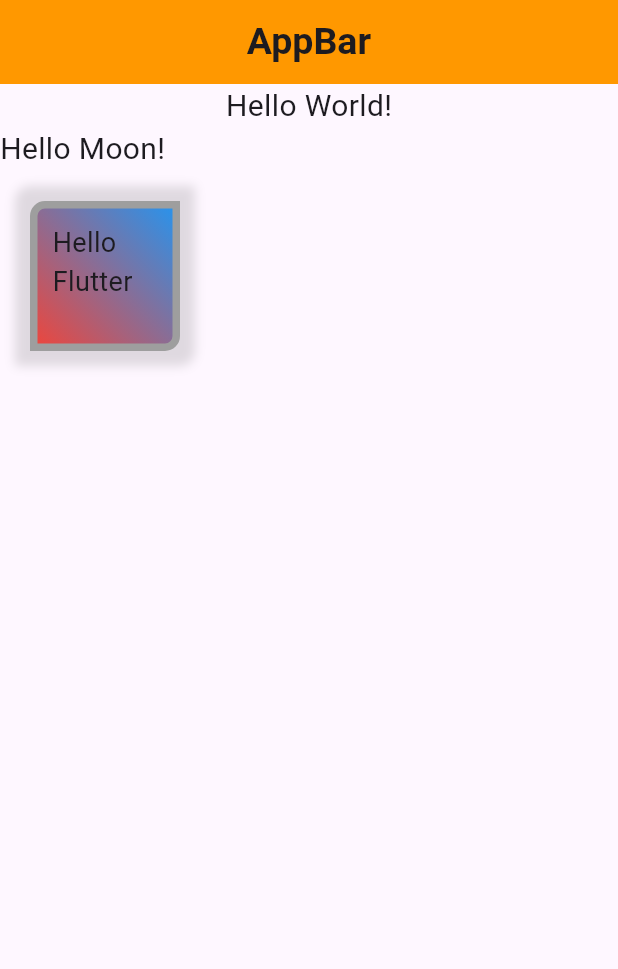
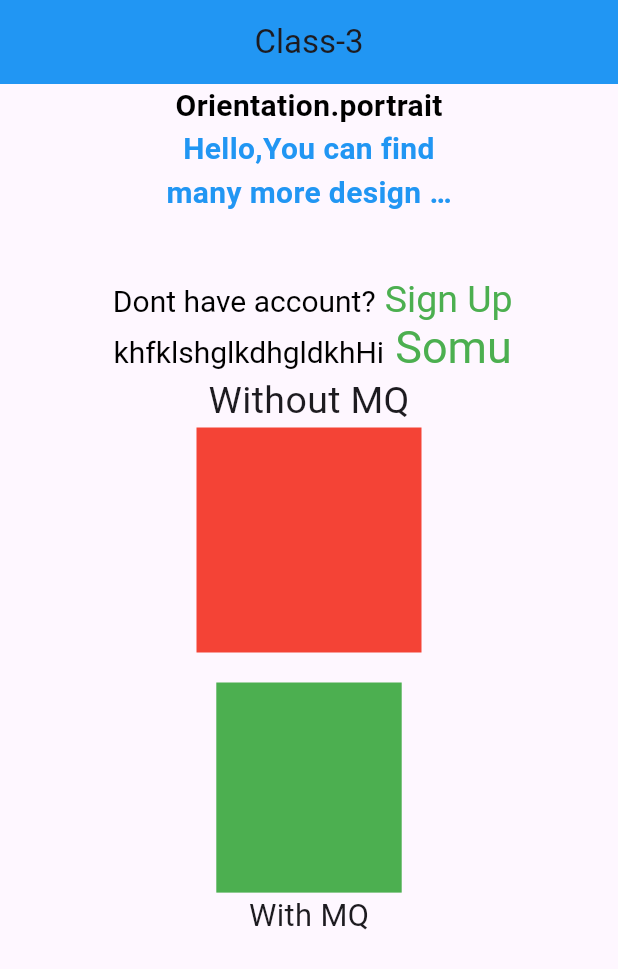
Before and after one commit to SUMANCR7/app-developer.portfolio, a Flutter app: the screen it shows after launch, on a phone screen of 412 x 824 dp. Shown: the top 969 px of the screen. Run offline on Flutter 3.47's test engine with Material 3 defaults, Android fonts, the light colour scheme and no system bars.

Commit message:
module_10_class_3

```diff
--- a/lib/main.dart
+++ b/lib/main.dart
@@ -1,6 +1,8 @@
 import 'package:flutter/cupertino.dart';
 import 'package:flutter_166/myApp.dart';
 
+
 main(){
   runApp(MyAPP());
+
 }
--- a/lib/module_10/class_2.dart
+++ b/lib/module_10/class_2.dart
@@ -5,59 +5,60 @@ class Mod_10_Class_2 extends StatelessWidget {
 
   @override
   Widget build(BuildContext context) {
+    //double screenWidth = MediaQuery.of(context).size.width;
     return Scaffold(
+
       appBar: AppBar(
+
         backgroundColor: Colors.orange,
-        title: Text('AppBar', style: TextStyle(fontSize: 25, fontWeight: FontWeight.bold),),
+        title: Text('Media Query', style:TextStyle(fontSize: 25, fontWeight: FontWeight.bold)),
       centerTitle: true,
       ),
 
       body: Column(
-        mainAxisAlignment: MainAxisAlignment.start,
-        crossAxisAlignment: CrossAxisAlignment.start,
+
+        //mainAxisAlignment: MainAxisAlignment.center,
         children: [
-          Center(child: Text('Hello World!', style: TextStyle(fontSize: 20),)),
+            Text('Hello', style: TextStyle(fontSize: 20, fontWeight: FontWeight.bold, color: Colors.blue),),
+
+
+          Center(child: Text('Hello World!', style:TextStyle(fontStyle: FontStyle.italic,fontSize: 24, fontWeight:FontWeight.bold, color: Colors.red,
+          shadows: [Shadow(blurRadius: 2, color: Colors.black12,offset: Offset(4, 4))]
+          ),)),
 
          Align(
-              alignment: Alignment.bottomLeft,
-              child: Text('Hello Moon!', style: TextStyle(fontSize: 20),)),
+             alignment: Alignment.topRight,
+             child: Text('Hello Moon!', style: TextStyle(fontSize: 24, fontWeight: FontWeight.bold, color: Colors.green),)),
 
         Container(
+
+          alignment: Alignment.center,
           padding: EdgeInsets.all(10),
           margin: EdgeInsets.all(20),
+          height: 200,
+          width: 200,
 
-            alignment: Alignment.topRight,
-            height: 100, width: 100,
-            //color: Colors.blue,
-            child: Text('Hello Flutter', style: TextStyle(fontSize: 18),),
+          child: Text('50% width', style: TextStyle(color: Colors.white, fontSize: 22, ),),
 
           decoration: BoxDecoration(
-              color: Colors.blue,
-              border: Border.all(width: 5, color: Colors.grey),
-              borderRadius: BorderRadius.only(topLeft: Radius.circular(10),bottomRight: Radius.circular(10)),
 
-              gradient: LinearGradient(colors: [Colors.blue, Colors.red],
+            gradient: LinearGradient(colors: [Colors.green, Colors.blue],
             begin: Alignment.topRight,
               end: Alignment.bottomLeft,
             ),
+
+          color: Colors.green,
+          border: Border.all(width: 5, color: Colors.red),
+          borderRadius: BorderRadius.only(topRight: Radius.circular(50), bottomLeft: Radius.circular(50)),
             boxShadow: [
-                BoxShadow(
-                  color: Colors.black12,
-                  spreadRadius: 10,
-                  //offset: Offset(0, 5),
-                  blurRadius: 5
-                )
+              BoxShadow(color: Colors.black,
+                  offset: Offset(10, 0),blurRadius: 15)
             ]
-
         ),
-
-          )
-
+        ),
 
         ],
       ),
-
-
     );
   }
 }
--- /dev/null
+++ b/lib/module_10/class_3.dart
@@ -0,0 +1,143 @@
+import 'package:flutter/material.dart';
+
+class Mod_10_Class_3 extends StatelessWidget {
+  const Mod_10_Class_3({super.key});
+
+  @override
+  Widget build(BuildContext context) {
+    Size ScreenSize = MediaQuery.of(context).size;
+
+    double ScreenWidth = ScreenSize.width;
+    double ScreenHeight = ScreenSize.height;
+
+    final Orientation orientation_1 = MediaQuery.of(context).orientation;
+
+    return Scaffold(
+      appBar: AppBar(
+        backgroundColor: Colors.blue,
+        title: Text('Class-3'),
+        centerTitle: true,
+      ),
+
+      body: Center(
+        //Condition                      Condition                    condition
+        child: orientation_1 == Orientation.portrait? Column(
+
+          children: [
+
+            Text(orientation_1.toString(),style: TextStyle(fontSize: 20,color: Colors.black,fontWeight: FontWeight.bold),),
+
+            Container(
+              height: 100,
+              width: 200,
+              child: Text('Hello,You can find many more design systems created by the Flutter community on pub.dev, the package repository for Dart and Flutter. For example, the Windows-inspired fluent_ui, macOS-inspired macos_ui, and the Ubuntu-inspired yaru widgets.', style: TextStyle(fontSize: 20,
+                  fontWeight: FontWeight.bold,
+                  color: Colors.blue),
+              textAlign: TextAlign.center,
+              overflow: TextOverflow.ellipsis,
+                maxLines: 2,
+              ),
+            ),
+
+            RichText(text: TextSpan(
+              text: ' Dont have account?',style: TextStyle(fontSize: 20,color: Colors.black),
+              children: [
+                TextSpan(
+                  text: ' Sign Up',style: TextStyle(fontSize: 25, color: Colors.green),
+                )
+              ]
+
+            )),
+
+            RichText(text: TextSpan(
+              text:' khfklshglkdhgldkhHi', style: TextStyle(fontSize: 20, color: Colors.black),
+              children: [
+                TextSpan(
+                  text: ' Somu',style: TextStyle(fontSize: 30, color: Colors.green),
+                )
+              ]
+            )),
+
+            Text('Without MQ',style: TextStyle(fontSize: 25),),
+            Container(
+              width: 150,
+              height: 150,
+              color: Colors.red,
+            ),
+
+            SizedBox(height: 20,),
+
+            Container(
+              width: ScreenWidth*0.3,
+              height: ScreenHeight*0.17,
+              color: Colors.green,
+            ),
+
+
+            Text('With MQ', style: TextStyle(fontSize: ScreenWidth*0.05),),
+
+          ],
+        ) : SingleChildScrollView(
+          scrollDirection: Axis.horizontal,
+          child: Row(
+
+            children: [
+
+              Text(orientation_1.toString(),style: TextStyle(fontSize: 20,color: Colors.black,fontWeight: FontWeight.bold),),
+
+              Container(
+                height: 100,
+                width: 200,
+                child: Text('Hello,You can find many more design systems created by the Flutter community on pub.dev, the package repository for Dart and Flutter. For example, the Windows-inspired fluent_ui, macOS-inspired macos_ui, and the Ubuntu-inspired yaru widgets.', style: TextStyle(fontSize: 20,
+                    fontWeight: FontWeight.bold,
+                    color: Colors.blue),
+                  textAlign: TextAlign.center,
+                  overflow: TextOverflow.ellipsis,
+                  maxLines: 2,
+                ),
+              ),
+
+              RichText(text: TextSpan(
+                  text: ' Dont have account?',style: TextStyle(fontSize: 20,color: Colors.black),
+                  children: [
+                    TextSpan(
+                      text: ' Sign Up',style: TextStyle(fontSize: 25, color: Colors.green),
+                    )
+                  ]
+
+              )),
+
+              RichText(text: TextSpan(
+                  text:' khfklshglkdhgldkhHi', style: TextStyle(fontSize: 20, color: Colors.black),
+                  children: [
+                    TextSpan(
+                      text: ' Somu',style: TextStyle(fontSize: 30, color: Colors.green),
+                    )
+                  ]
+              )),
+
+              Text('Without MQ',style: TextStyle(fontSize: 25),),
+              Container(
+                width: 150,
+                height: 150,
+                color: Colors.red,
+              ),
+              SizedBox(height: 20,),
+
+
+              Container(
+                width: ScreenWidth*0.3,
+                height: ScreenHeight*0.17,
+                color: Colors.green,
+              ),
+
+
+              Text('With MQ', style: TextStyle(fontSize: ScreenWidth*0.05),),
+
+            ],
+          ),
+        ),
+      ),
+    );
+  }
+}
--- a/lib/myApp.dart
+++ b/lib/myApp.dart
@@ -3,8 +3,9 @@ import'package:flutter/material.dart';
 import 'package:flutter_166/home.dart';
 import 'package:flutter_166/module_10/class_1.dart';
 import 'package:flutter_166/module_10/class_2.dart';
+import 'package:flutter_166/module_10/class_3.dart';
 import 'package:flutter_166/module_9/class-3.dart';
-import 'package:flutter_166/module_9/class-3.dart';
+//import 'package:flutter_166/module_9/class-3.da';
 
 class MyAPP extends StatelessWidget {
   const MyAPP({super.key});
@@ -15,7 +16,9 @@ class MyAPP extends StatelessWidget {
 
 
   title: 'Flutter 16',
-  home: Mod_10_Class_2(),
+  home: Mod_10_Class_3(),
+      //theme: ThemeData.dark(),
+
 
     );
   }
```
Lines whose indentation alone changed are shown as unchanged.
